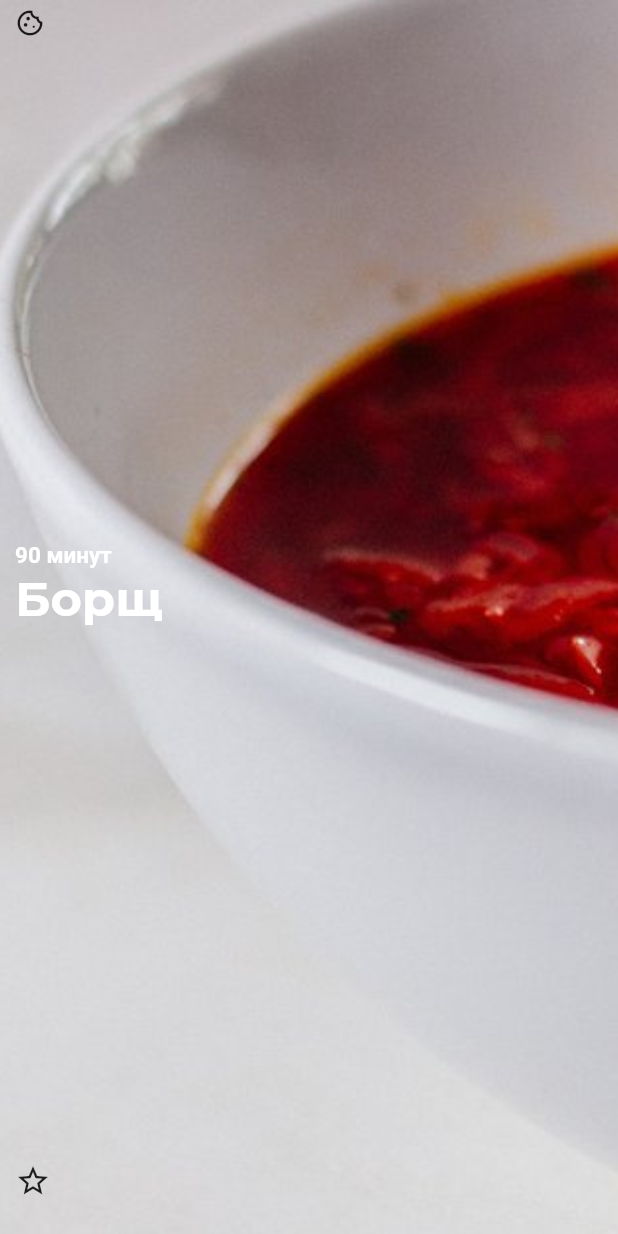
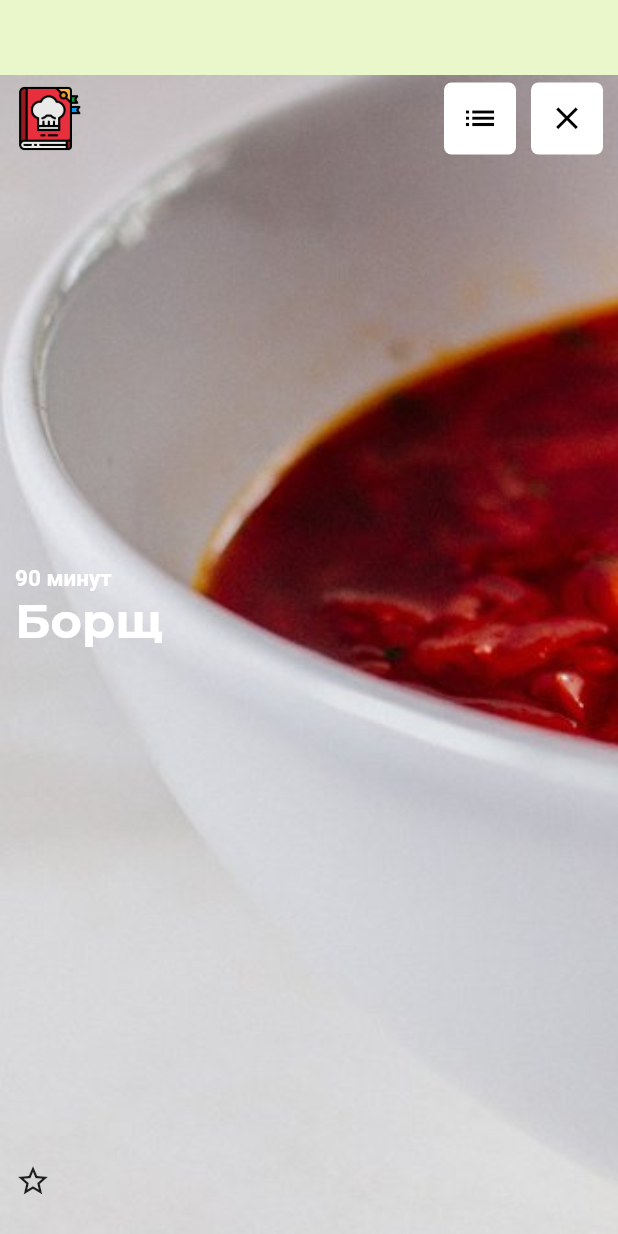
Before and after one commit to OlesiaPalchunova/voice-recipe, a Flutter app: the screen it shows after launch, after a tap on "Борщ", on a phone screen of 412 x 824 dp. Run offline on Flutter 3.47's test engine with Material 2 defaults, Android fonts, the phone set to English and light mode, and no system bars; our stand-ins replace flutter_tts; project files that could hold a hidden picture were left out.

Commit message:
added header panel and embed text to speech option

```diff
--- /dev/null
+++ b/lib/components/header_panel.dart
@@ -0,0 +1,72 @@
+import 'package:flutter/material.dart';
+
+import 'package:voice_recipe/screens/home_screen.dart';
+import 'package:voice_recipe/components/notifications/slide_notification.dart';
+
+class HeaderPanel extends StatelessWidget {
+  const HeaderPanel({super.key});
+
+  final double _iconSize = 25;
+  final double _panelHeight = 45;
+
+  @override
+  Widget build(BuildContext context) {
+    return Row(
+      mainAxisAlignment: MainAxisAlignment.spaceBetween,
+      children: [
+        SizedBox(
+            height: _panelHeight,
+            width: _panelHeight,
+            child: Image.asset("assets/images/voice_recipe.png")),
+        Row(
+          children: [
+            buildButton(
+              context,
+              IconButton(
+                onPressed: () => _onList(context),
+                icon: Icon(
+                  Icons.list,
+                  color: Colors.black,
+                  size: _iconSize,
+                ),
+              ),
+            ),
+            const SizedBox(
+              width: 10,
+            ),
+            buildButton(
+              context,
+              IconButton(
+                onPressed: () => _onClose(context),
+                icon: Icon(
+                  Icons.close_outlined,
+                  color: Colors.black,
+                  size: _iconSize,
+                ),
+              ),
+            ),
+          ],
+        )
+      ],
+    );
+  }
+
+  static Container buildButton(BuildContext context, IconButton iconButton) {
+    return Container(
+        decoration: BoxDecoration(
+            borderRadius: BorderRadius.circular(5),
+          color: Colors.white,
+        ),
+        child: iconButton);
+  }
+
+  void _onClose(BuildContext context) {
+    Navigator.of(context)
+        .push(MaterialPageRoute(builder: (context) => const Home()));
+  }
+
+  void _onList(BuildContext context) {
+    SlideNotification n = SlideNotification(slideId: 1);
+    n.dispatch(context);
+  }
+}
--- /dev/null
+++ b/lib/components/notifications/slide_notification.dart
@@ -0,0 +1,7 @@
+import 'package:flutter/material.dart';
+
+class SlideNotification extends Notification {
+  final int slideId;
+
+  SlideNotification({required this.slideId});
+}
--- a/lib/components/recipe_face.dart
+++ b/lib/components/recipe_face.dart
@@ -1,6 +1,7 @@
 import 'package:flutter/material.dart';
 
 import 'package:voice_recipe/model/recipe_header.dart';
+import 'package:voice_recipe/components/header_panel.dart';
 
 class RecipeFace extends StatelessWidget {
   const RecipeFace({
@@ -13,22 +14,19 @@ class RecipeFace extends StatelessWidget {
   @override
   Widget build(BuildContext context) {
     return Container(
+      alignment: Alignment.center,
         decoration: BoxDecoration(
           image: DecorationImage(
             image: AssetImage(recipe.faceImageUrl),
             fit: BoxFit.fitHeight,
           ),
+          color: Colors.orangeAccent
         ),
         padding: const EdgeInsets.symmetric(vertical: 5, horizontal: 10),
         child: Column(
           mainAxisAlignment: MainAxisAlignment.spaceBetween,
           children: [
-            Container(
-                alignment: Alignment.centerLeft,
-                child: const Icon(
-                  Icons.cookie_outlined,
-                  size: 20,
-                )),
+            Container(),
             Container(
               alignment: Alignment.centerLeft,
               child: Column(
--- a/lib/components/recipe_ingredients.dart
+++ b/lib/components/recipe_ingredients.dart
@@ -3,6 +3,7 @@ import 'dart:convert';
 import 'package:flutter/material.dart';
 
 import 'package:voice_recipe/model/recipe_header.dart';
+import 'package:voice_recipe/components/header_panel.dart';
 
 class RecipeIngredients extends StatelessWidget {
   const RecipeIngredients({
@@ -19,9 +20,7 @@ class RecipeIngredients extends StatelessWidget {
       padding: const EdgeInsets.symmetric(vertical: 5, horizontal: 10),
       child: Column(
         children: [
-          const SizedBox(
-            height: 40,
-          ),
+          const SizedBox(height: 40,),
           GeneralInfo(recipe: recipe),
           const Divider(color: Colors.black, thickness: 0.5,),
           const SizedBox(
--- a/lib/screens/home_screen.dart
+++ b/lib/screens/home_screen.dart
@@ -2,31 +2,35 @@ import 'package:flutter/material.dart';
 
 import 'package:voice_recipe/model/recipe_header.dart';
 import 'package:voice_recipe/components/recipe_header_card.dart';
-import 'package:voice_recipe/screens/recipe_screen.dart';
-
-void handle() {
-  print("Button has pressed");
-}
+import 'package:voice_recipe/components/voice_recipe_media.dart';
 
 class Home extends StatelessWidget {
-  Home({super.key});
+  const Home({super.key});
 
   @override
   Widget build(BuildContext context) {
     return Scaffold(
       appBar: AppBar(
-        title: const Text("VoiceRecipe"),
-        centerTitle: true,
+        title: const Text(
+          "VoiceRecipe",
+          style: TextStyle(
+              fontFamily: "MontserratBold",
+              fontSize: 18,
+              fontWeight: FontWeight.normal,
+              color: Colors.white),
+        ),
+        leading: const Icon(
+          VoiceRecipeMedia.icon,
+          size: 30,
+          color: Colors.white,
+        ),
         // backgroundColor: Colors.amberAccent,
       ),
-      body: Container(
-        color: Colors.orangeAccent,
-        child: ListView.builder(
-          physics: const BouncingScrollPhysics(),
-          padding: const EdgeInsets.all(20),
-          itemCount: recipes.length,
-          itemBuilder: (_, index) => RecipeHeaderCard(recipe: recipes[index]),
-        ),
+      body: ListView.builder(
+        physics: const BouncingScrollPhysics(),
+        padding: const EdgeInsets.all(20),
+        itemCount: recipes.length,
+        itemBuilder: (_, index) => RecipeHeaderCard(recipe: recipes[index]),
       ),
     );
   }
--- a/lib/screens/recipe_screen.dart
+++ b/lib/screens/recipe_screen.dart
@@ -1,13 +1,26 @@
 import 'package:flutter/material.dart';
-import 'package:intro_slider/intro_slider.dart';
 
 import 'package:voice_recipe/components/recipe_face.dart';
 import 'package:voice_recipe/components/recipe_ingredients.dart';
 import 'package:voice_recipe/components/recipe_step.dart';
+import 'package:voice_recipe/components/notifications/slide_notification.dart';
 
 import 'package:voice_recipe/model/recipe_header.dart';
 
+import '../components/header_panel.dart';
+
+class RecipeScreenInherited extends InheritedWidget {
+  const RecipeScreenInherited({super.key, required super.child});
+
+  @override
+  bool updateShouldNotify(RecipeScreenInherited oldWidget) {
+    // TODO: implement updateShouldNotify
+    throw UnimplementedError();
+  }
+}
+
 class RecipeScreen extends StatefulWidget {
+
   const RecipeScreen({
     Key? key,
     required this.recipe,
@@ -25,45 +38,40 @@ class _RecipeScreenState extends State<RecipeScreen> {
 
   @override
   Widget build(BuildContext context) {
-    return GestureDetector(
-      onTapDown: (TapDownDetails details) {
-        RenderBox box = context.findRenderObject() as RenderBox;
-        final localOffset = box.globalToLocal(details.globalPosition);
-        final x = localOffset.dx;
-        if(x < box.size.width / 2){
-          setState(() {
-            _decrementSlideId();
-          });
-        }else{
-          setState(() {
-            _incrementSlideId();
-          });
+    return NotificationListener<SlideNotification>(
+      onNotification: (SlideNotification slideNotification) {
+        if (slideNotification.slideId == _slideId) {
+          return false;
         }
-
+        setState(() {
+          _slideId = slideNotification.slideId;
+        });
+        return true;
       },
-      onPanUpdate: (details) {
-        int sensitivity = 0;
-        int cur = DateTime.now().millisecondsSinceEpoch;
-        if (cur - _lastDetect < 500) {
-          return;
-        }
-        if (details.delta.dx != 0) {
-          _lastDetect = cur;
-        }
-        if (details.delta.dx > sensitivity) {
-          setState(() {
-            _decrementSlideId();
-          });
-        }
-        if (details.delta.dx < sensitivity) {
-          setState(() {
-            _incrementSlideId();
-          });
-        }
-      },
-      child: Scaffold(
-        body: Container(
-          child: getSlide(_slideId),
+      child: GestureDetector(
+        onTapDown: (TapDownDetails details) {
+          _tapHandler(details);
+        },
+        onPanUpdate: (details) {
+          _swipeHandler(details);
+        },
+        child: Scaffold(
+          body: Container(
+            color: const Color(
+                0xFFE9F7CA
+            ),
+            child: Stack(
+              children: [
+                Container(
+                  margin: const EdgeInsets.fromLTRB(0, 50, 0, 0),
+                  child: _getSlide(_slideId),
+                ),
+                Container(
+                    margin: const EdgeInsets.symmetric(vertical: 55, horizontal: 10),
+                    child: const HeaderPanel()),
+              ],
+            ),
+          ),
         ),
       ),
     );
@@ -80,7 +88,7 @@ class _RecipeScreenState extends State<RecipeScreen> {
     _slideId = _slideId > max ? max : _slideId;
   }
 
-  Widget getSlide(int slideId) {
+  Widget _getSlide(int slideId) {
     if (slideId == 0) {
       return RecipeFace(
         recipe: widget.recipe,
@@ -90,44 +98,40 @@ class _RecipeScreenState extends State<RecipeScreen> {
     }
     return RecipeStepWidget(recipe: widget.recipe, idx: slideId - 1);
   }
+
+  void _tapHandler(TapDownDetails details) {
+    RenderBox box = context.findRenderObject() as RenderBox;
+    final localOffset = box.globalToLocal(details.globalPosition);
+    final x = localOffset.dx;
+    if (x < box.size.width / 2) {
+      setState(() {
+        _decrementSlideId();
+      });
+    } else {
+      setState(() {
+        _incrementSlideId();
+      });
+    }
+  }
+
+  void _swipeHandler(DragUpdateDetails details) {
+    int sensitivity = 0;
+    int cur = DateTime.now().millisecondsSinceEpoch;
+    if (cur - _lastDetect < 500) {
+      return;
+    }
+    if (details.delta.dx != 0) {
+      _lastDetect = cur;
+    }
+    if (details.delta.dx > sensitivity) {
+      setState(() {
+        _decrementSlideId();
+      });
+    }
+    if (details.delta.dx < sensitivity) {
+      setState(() {
+        _incrementSlideId();
+      });
+    }
+  }
 }
-
-// class RecipeScreen extends StatefulWidget {
-//   const RecipeScreen({
-//     Key? key,
-//     required this.recipe,
-//   }) : super(key: key);
-//
-//   final Recipe recipe;
-//
-//   @override
-//   _RecipeScreenState createState() => _RecipeScreenState();
-// }
-//
-// class _RecipeScreenState extends State<RecipeScreen> {
-//   List<Slide> slides = [];
-//
-//   @override
-//   Widget build(BuildContext context) {
-//     return IntroSlider(
-//       slides: slides,
-//       colorActiveDot: Colors.white,
-//     );
-//   }
-//
-//   @override
-//   void initState() {
-//     super.initState();
-//     slides.add(
-//       Slide(
-//         // backgroundImage: widget.recipe.faceImageUrl,
-//         centerWidget: RecipeFace(recipe: widget.recipe,),
-//       ),
-//     );
-//     slides.add(
-//       Slide(
-//           centerWidget: RecipeIngredients(recipe: widget.recipe,)
-//       ),
-//     );
-//   }
-// }
--- a/lib/voice_recipe_app.dart
+++ b/lib/voice_recipe_app.dart
@@ -7,7 +7,7 @@ class VoiceRecipeApp extends StatelessWidget {
   @override
   Widget build(BuildContext context) {
     return MaterialApp(
-      home: Home(),
+      home: const Home(),
       theme: ThemeData(primarySwatch: Colors.orange),
     );
   }
```
Also changed, not shown: assets/fonts/flutter-icons-ec70938b/config.json (added, +24 -0 lines), lib/components/recipe_step.dart (+42 -14 lines), lib/components/voice_recipe_media.dart (added, +25 -0 lines), pubspec.yaml (+4 -4 lines), assets/fonts/VoiceRecipeMedia.ttf (added), assets/images/voice_recipe.png (added), pubspec.lock, 1 other file.
